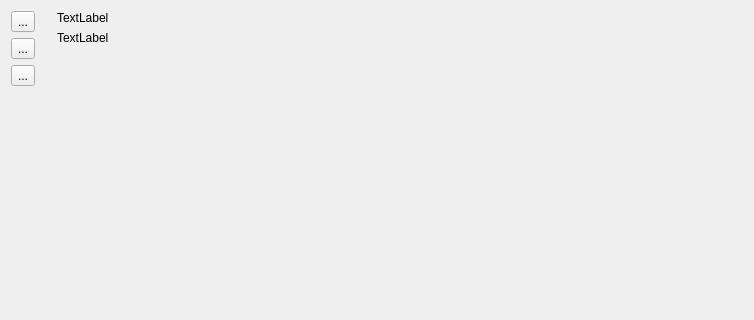
This is EnviroControl/MainWindow/MainWindow.ui in arpadkov/EnviroControl as Qt 5 draws it before an edit; both pictures show x 0 to 754 and y 0 to 320 of the 754 by 526 pixel window. The edited form follows.
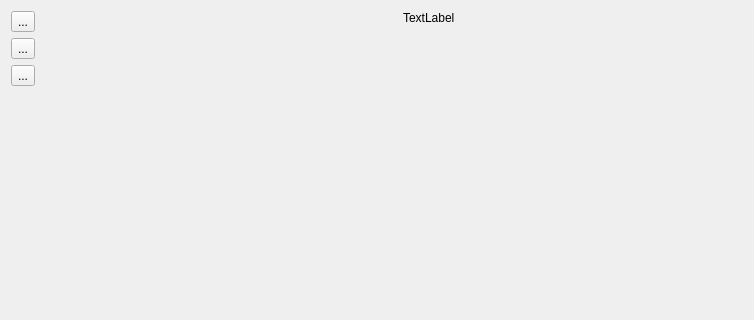
This is the edited form. Custom widgets are drawn as their Qt base class.

Commit message: Adjust ui file, prepare for IndoorStationWidget

What changed in the file:
```diff
--- a/EnviroControl/MainWindow/MainWindow.ui
+++ b/EnviroControl/MainWindow/MainWindow.ui
@@ -90,11 +90,9 @@
         <widget class="QWidget" name="_home_page">
          <layout class="QVBoxLayout" name="verticalLayout_3">
           <item>
-           <widget class="QLabel" name="_indoor_data_l">
-            <property name="text">
-             <string>TextLabel</string>
-            </property>
-           </widget>
+           <layout class="QHBoxLayout" name="_stations_layout">
+            <item>
+             <widget class="IndoorStationWidget" name="_indoor_station_widget" native="true"/>
           </item>
           <item>
            <layout class="QHBoxLayout" name="_weather_station_layout">
@@ -110,6 +108,8 @@
             </item>
            </layout>
           </item>
+           </layout>
+          </item>
           <item>
            <spacer name="verticalSpacer_2">
             <property name="orientation">
@@ -168,6 +168,12 @@
    <header>WeatherStationWidget.h</header>
    <container>1</container>
   </customwidget>
+  <customwidget>
+   <class>IndoorStationWidget</class>
+   <extends>QWidget</extends>
+   <header>IndoorStationWidget.h</header>
+   <container>1</container>
+  </customwidget>
  </customwidgets>
  <resources/>
  <connections/>
```
Lines whose indentation alone changed are shown as unchanged. The commit also changes 5 other files.
